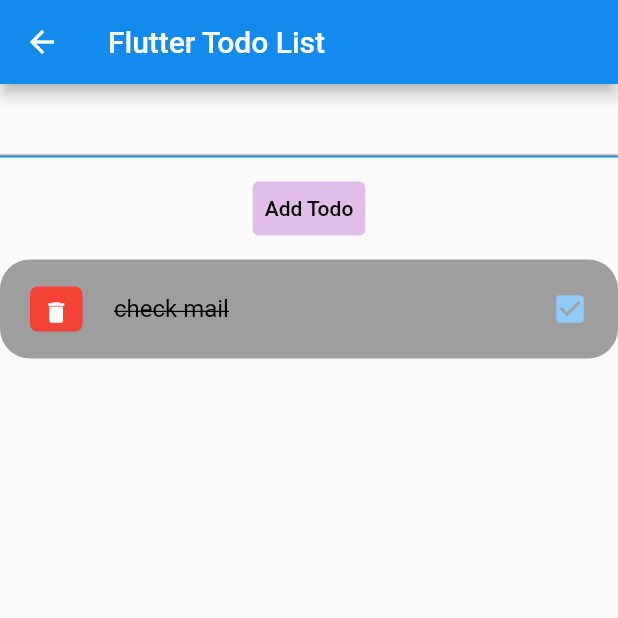
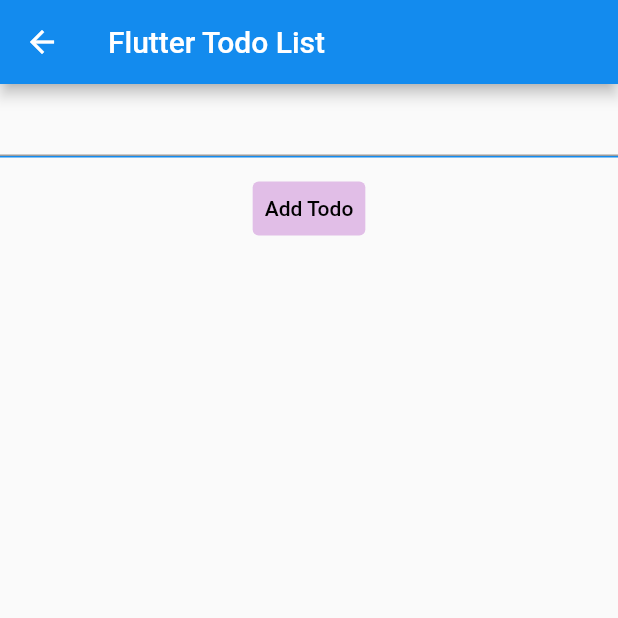
Before and after one commit to flutterexcel/medha_new, a Flutter app: the MyPage4 screen opened directly, on a phone screen of 412 x 824 dp, the top half of it. Run offline on Flutter 3.47's test engine with Material 2 defaults, Android fonts, the phone set to English and light mode, and no system bars; missing offline and left inert: dart:js_util; network calls fail; key blocks and very long unbroken strings in the code were emptied for the run.

Commit message:
new commit

```diff
--- a/flutter_application_1/lib/main.dart
+++ b/flutter_application_1/lib/main.dart
@@ -203,7 +203,7 @@
                       width: 30,
                       decoration: new BoxDecoration(
                           image: new DecorationImage(
-                        image: NetworkImage(
+                          image: NetworkImage(
                             'https://www.freeiconspng.com/uploads/fire-vector-icon-png-27.png'),
                         fit: BoxFit.fill,
                       )))
--- a/flutter_application_1/lib/page_4.dart
+++ b/flutter_application_1/lib/page_4.dart
@@ -1,3 +1,6 @@
+import 'dart:js_util';
+import 'dart:math';
+
 import 'package:flutter/material.dart';
 
 class MyPage4 extends StatefulWidget {
@@ -7,7 +10,8 @@
 
 class _MyApp4 extends State<MyPage4> {
   final mycontroller = TextEditingController();
-  final List<String> todos = <String>[];
+  final List<String> todos = <String>['home', 'shop', 'exam', 'window'];
+  int counter = 0;
 
   @override
   Widget build(BuildContext context) {
@@ -39,48 +43,22 @@
                       backgroundColor: MaterialStateProperty.all<Color>(
                           Colors.purple.shade100),
                     ),
-                    onPressed: () {},
+                    onPressed: () {
+                      counter += 1;
+                    },
                     child: Text(
                         style: TextStyle(color: Colors.black), 'Add Todo')),
                 SizedBox(
                   height: 10,
                 ),
                 Container(
-                  child: ListTile(
-                    onTap: () {print('clicked on the tile')},
-                    shape: RoundedRectangleBorder(
-                        borderRadius: BorderRadius.circular(20)),
-                    contentPadding:
-                        EdgeInsets.symmetric(horizontal: 20, vertical: 5),
-                    tileColor: Colors.grey,
-                    leading: Container(
-                      padding: EdgeInsets.all(0),
-                      margin: EdgeInsets.symmetric(vertical: 12),
-                      height: 30,
-                      width: 35,
-                      decoration: BoxDecoration(
-                          color: Colors.red,
-                          borderRadius: BorderRadius.circular(5)),
-                      child: IconButton(
-                          onPressed: (){
-                            print('clicked on delete item ');
-                          },
-                          color: Colors.white,
-                          iconSize: 18,
-                          icon: Icon(Icons.delete)),
-                    ),
-                    title: Text(
-                      'check mail',
-                      style: TextStyle(
-                          fontSize: 16,
-                          color: Colors.black,
-                          decoration: TextDecoration.lineThrough),
-                    ),
-                    trailing: Icon(
-                      Icons.check_box,
-                      color: Colors.blue.shade200,
-                    ),
-                  ),
+                  height: 1000,
+                  child: ListView.builder(
+                      shrinkWrap: true,
+                      itemCount: counter,
+                      itemBuilder: (BuildContext context, int counter) {
+                        return Text('ghhhhgg');
+                      }),
                 )
               ],
             ),
--- a/flutter_application_1/lib/todo.dart
+++ /dev/null
@@ -1,10 +0,0 @@
-class Todo {
-  String? id;
-  String? todoText;
-  bool isDone;
-
-Todo({
-  required this.id,
-});
-
-}
```
